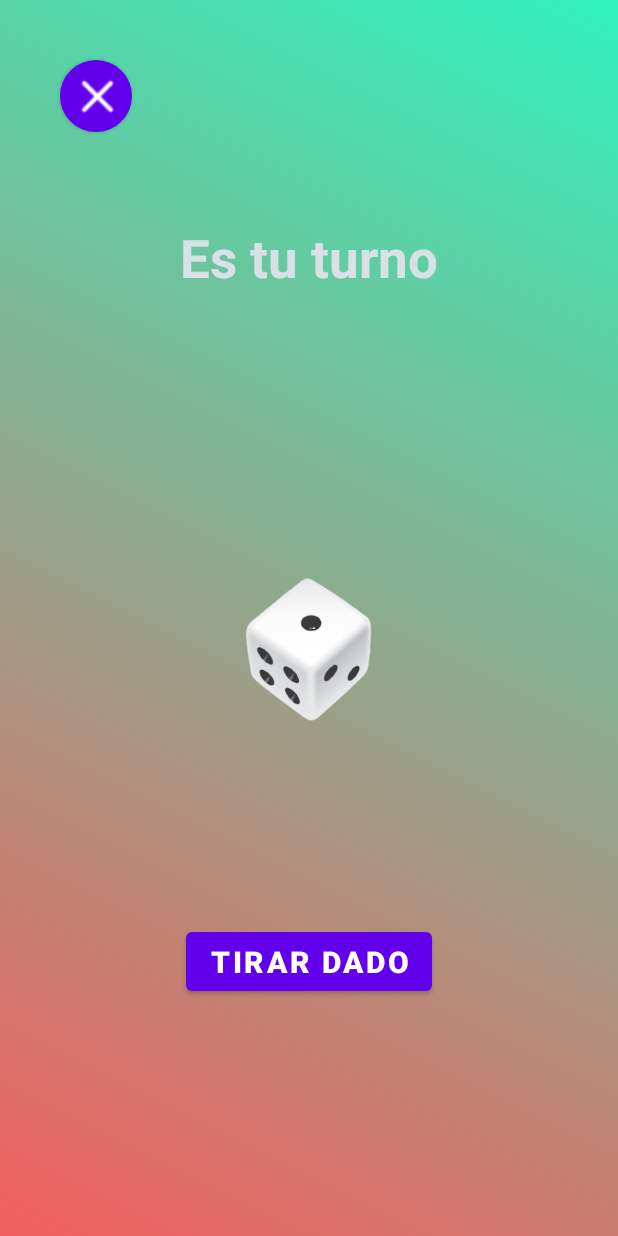
After one commit to alefv5/ProyMobile, an Android app: the layout activity_game.xml on its own in the app's theme, with its tools: preview values and no code run, on a phone screen of 412 x 824 dp. The commit adds this screen. Run offline under Robolectric (Android 15) with nearby library versions, the phone set to English and light mode, and no system bars.

Commit message:
added game view

```diff
--- /dev/null
+++ b/app/src/main/res/drawable/btn_circle.xml
@@ -0,0 +1,10 @@
+<?xml version="1.0" encoding="utf-8"?>
+<selector xmlns:android="http://schemas.android.com/apk/res/android">
+    <item>
+        <shape android:shape="oval">
+            <stroke android:color="#1E90FF" android:width="1dp" />
+            <solid android:color="#87CEEB"/>
+            <size android:width="40dp" android:height="40dp"/>
+        </shape>
+    </item>
+</selector>
--- /dev/null
+++ b/app/src/main/res/layout/activity_game.xml
@@ -0,0 +1,65 @@
+<?xml version="1.0" encoding="utf-8"?>
+<androidx.constraintlayout.widget.ConstraintLayout xmlns:android="http://schemas.android.com/apk/res/android"
+    xmlns:app="http://schemas.android.com/apk/res-auto"
+    xmlns:tools="http://schemas.android.com/tools"
+    android:id="@+id/ConstraintLayout"
+    android:layout_width="match_parent"
+    android:layout_height="match_parent"
+    android:background="@drawable/gradient_list"
+    >
+
+    <TextView
+        android:id="@+id/turnText"
+        android:layout_width="wrap_content"
+        android:layout_height="wrap_content"
+        android:layout_marginTop="148dp"
+        android:text="@string/es_tu_turno"
+        android:textColor="#DAE1E6"
+        android:textSize="35sp"
+        android:textStyle="bold"
+        app:layout_constraintBottom_toTopOf="@+id/imageDice"
+        app:layout_constraintEnd_toEndOf="parent"
+        app:layout_constraintStart_toStartOf="parent"
+        app:layout_constraintTop_toTopOf="parent"
+        app:layout_constraintVertical_bias="0.0" />
+
+    <Button
+        android:id="@+id/jugarBotton"
+        android:layout_width="wrap_content"
+        android:layout_height="wrap_content"
+        android:layout_marginTop="56dp"
+        android:insetBottom="3dp"
+        android:textSize="20sp"
+        android:textStyle="bold"
+        android:text="@string/tirar_dado"
+        app:layout_constraintEnd_toEndOf="parent"
+        app:layout_constraintStart_toStartOf="parent"
+        app:layout_constraintTop_toBottomOf="@+id/imageDice" />
+
+    <ImageView
+        android:id="@+id/imageDice"
+        android:layout_width="330dp"
+        android:layout_height="244dp"
+        android:contentDescription="@string/todo"
+        app:layout_constraintBottom_toBottomOf="parent"
+        app:layout_constraintEnd_toEndOf="parent"
+        app:layout_constraintHorizontal_bias="0.493"
+        app:layout_constraintStart_toStartOf="parent"
+        app:layout_constraintTop_toTopOf="parent"
+        app:layout_constraintVertical_bias="0.544"
+        app:srcCompat="@drawable/dice_1" />
+
+    <Button
+        android:id="@+id/buttonCancel"
+        android:layout_width="48dp"
+        android:layout_height="48dp"
+        android:layout_marginStart="40dp"
+        android:layout_marginTop="40dp"
+        android:background="@drawable/btn_circle"
+        android:contentDescription="@string/app_name"
+        android:padding="7dp"
+        app:icon="@drawable/x_icon"
+        app:iconSize="35dp"
+        app:layout_constraintStart_toStartOf="parent"
+        app:layout_constraintTop_toTopOf="parent" />
+</androidx.constraintlayout.widget.ConstraintLayout>
--- a/app/src/main/res/values/strings.xml
+++ b/app/src/main/res/values/strings.xml
@@ -1,3 +1,6 @@
 <resources>
     <string name="app_name">ProgMovil-Proyecto</string>
+    <string name="tirar_dado">Tirar dado</string>
+    <string name="todo">TODO</string>
+    <string name="es_tu_turno">Es tu turno</string>
 </resources>
```
Also changed, not shown: app/src/main/res/drawable/dice_1.png (added), app/src/main/res/drawable/dice_2.png (added), app/src/main/res/drawable/dice_3.png (added), app/src/main/res/drawable/dice_4.png (added), app/src/main/res/drawable/dice_5.png (added), app/src/main/res/drawable/dice_6.png (added), app/src/main/res/drawable/x_icon.png (added).
